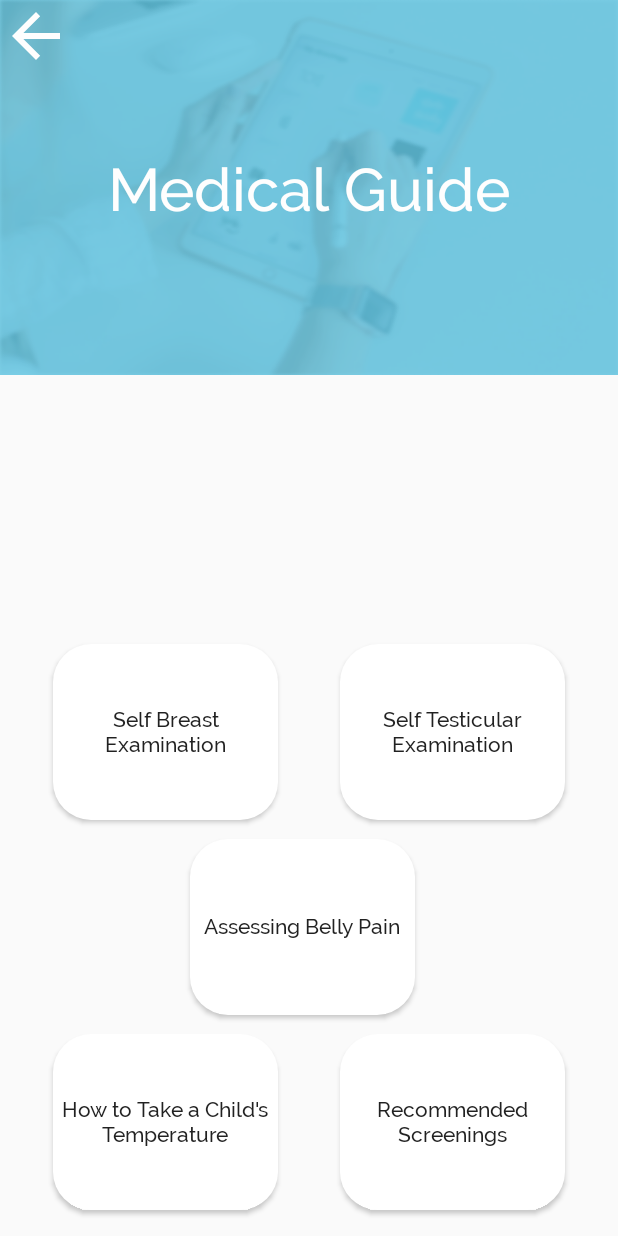
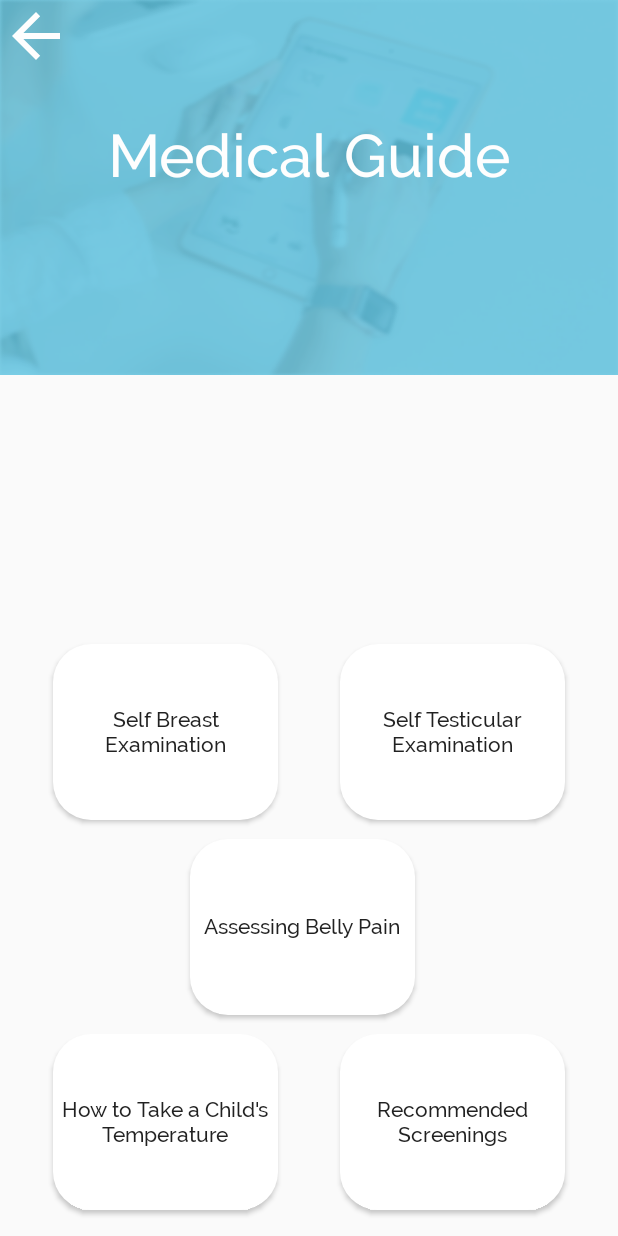
Before and after one commit to Yunnyhajeon/teameron, an Android app: the screen it shows after launch (MainActivity), after a tap on "Medical Guide", on a phone screen of 412 x 824 dp. Run offline under Robolectric (Android 15) with nearby library versions, the phone set to English and light mode, and no system bars.

Commit message:
Changed guide title height to wrap content

```diff
--- a/app/src/main/res/layout/medical_guide_fragment.xml
+++ b/app/src/main/res/layout/medical_guide_fragment.xml
@@ -25,25 +25,23 @@
         <TextView
             android:id="@+id/med_title"
             android:layout_width="301dp"
-            android:layout_height="94dp"
+            android:layout_height="wrap_content"
             android:layout_alignParentStart="true"
             android:layout_alignParentLeft="true"
             android:layout_alignParentTop="true"
             android:layout_alignParentEnd="true"
             android:layout_alignParentRight="true"
             android:layout_centerInParent="true"
-            android:layout_centerVertical="false"
             android:layout_marginStart="55dp"
             android:layout_marginLeft="55dp"
             android:layout_marginTop="80dp"
             android:layout_marginEnd="55dp"
             android:layout_marginRight="55dp"
+            android:fontFamily="@font/raleway_medium"
             android:gravity="center_horizontal|center_vertical"
             android:text="Medical Guide"
-            android:fontFamily="@font/raleway_medium"
             android:textColor="#FFFFFF"
-            android:textSize="40sp"
-        />
+            android:textSize="40sp" />
 
         </RelativeLayout>
 
```
Also changed, not shown: app/src/main/res/layout/emergency_guide_fragment.xml (+3 -5 lines).
